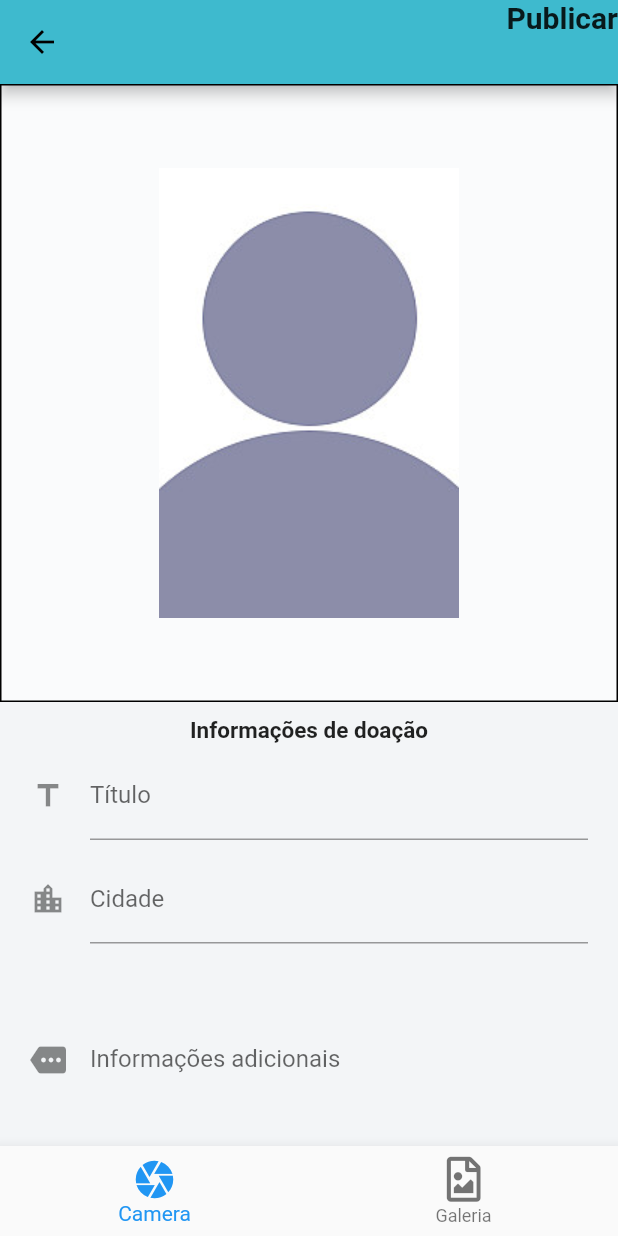
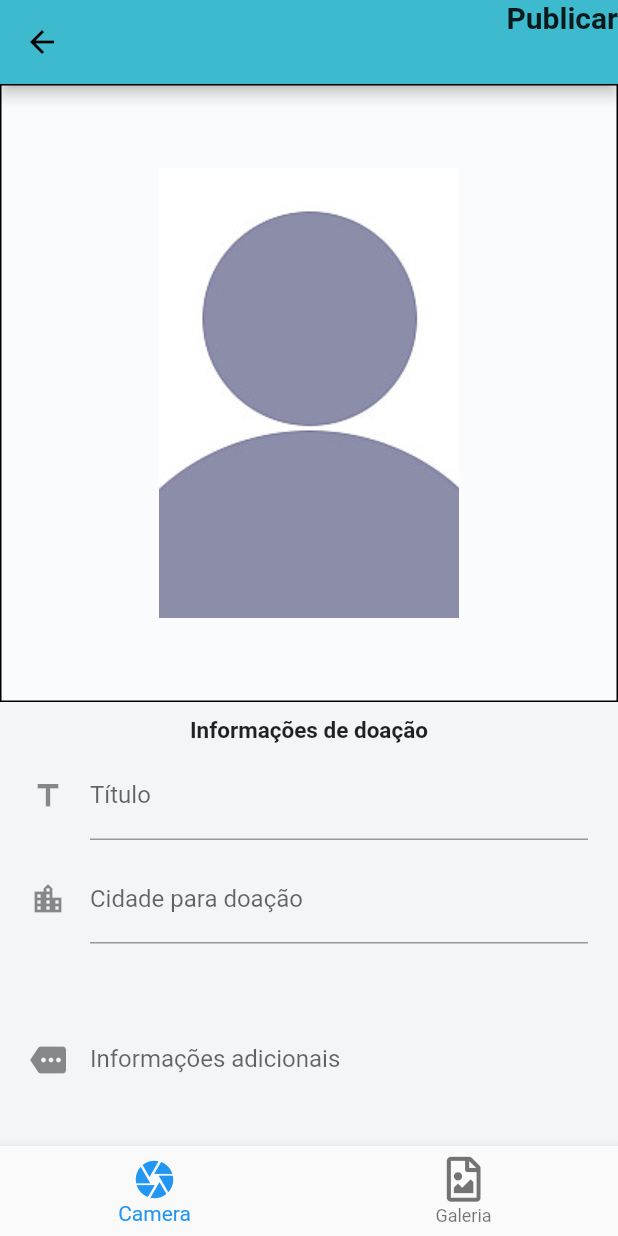
Before and after one commit to doe-community/doe-mobile, a Flutter app: the GaleryPickImageScreen screen opened directly, on a phone screen of 412 x 824 dp. Run offline on Flutter 3.47's test engine with Material 2 defaults, Android fonts, the phone set to English and light mode, and no system bars; our stand-ins replace cloud_firestore, firebase_auth, firebase_messaging, firebase_storage, fluttertoast, font_awesome_flutter and 2 more; missing offline and left inert: flutter_share; accounts and stored records are empty.

```diff
--- a/lib/screens/donation_screen/galery_pick_screen.dart
+++ b/lib/screens/donation_screen/galery_pick_screen.dart
@@ -146,7 +146,7 @@ class _GaleryPickImageScreen extends State<GaleryPickImageScreen> {
                           ),
                           child: TextFormField(
                             decoration: InputDecoration(
-                              labelText: 'Cidade',
+                              labelText: 'Cidade para doação',
                               icon: Icon(Icons.location_city),
                             ),
                             validator: (input) => input.trim().isEmpty
```
